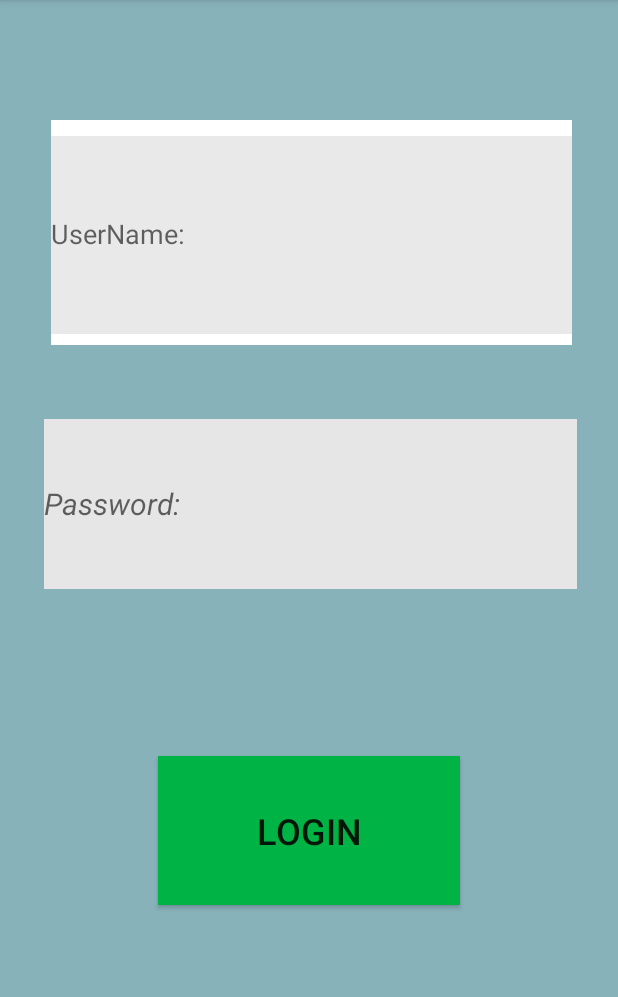
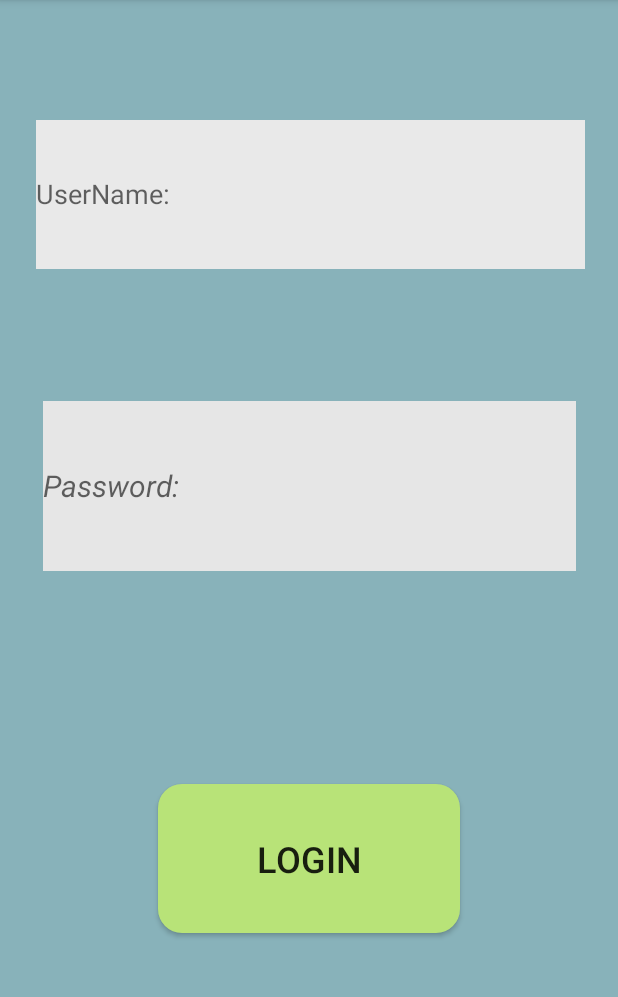
Before and after one commit to Foxroad1/Ranger_team_project, an Android app built with Jetpack Compose: the screen it shows after launch (LoginActivity), on a phone screen of 412 x 824 dp, the part 84-1081 px from its top. Run offline under Robolectric (Android 15) with nearby library versions, the phone set to English and light mode, and no system bars.

Commit message:
Profile adjustments new buttons

```diff
--- a/Companionapp/app/src/main/res/drawable/rounded_buttons.xml
+++ b/Companionapp/app/src/main/res/drawable/rounded_buttons.xml
@@ -1,5 +1,5 @@
 <?xml version="1.0" encoding="utf-8"?>
 <shape xmlns:android="http://schemas.android.com/apk/res/android">
     <corners android:radius="16dp" />
-    <solid android:color="#336dff" />
+    <solid android:color="#b8e378" />
 </shape>
--- a/Companionapp/app/src/main/res/layout/activity_login.xml
+++ b/Companionapp/app/src/main/res/layout/activity_login.xml
@@ -17,7 +17,7 @@
         android:layout_marginEnd="105dp"
         android:layout_marginBottom="124dp"
         android:autoSizeTextType="none"
-        android:background="#00B345"
+        android:background="@drawable/rounded_buttons"
         android:text="@string/login"
         android:textSize="24sp"
         android:visibility="visible"
@@ -26,14 +26,14 @@
         app:layout_constraintHorizontal_bias="0.0"
         app:layout_constraintStart_toStartOf="parent"
         app:layout_constraintTop_toBottomOf="@+id/editTextTextPassword"
-        app:layout_constraintVertical_bias="0.0"
+        app:layout_constraintVertical_bias="0.586"
         tools:visibility="visible" />
 
     <EditText
         android:id="@+id/editTextTextPassword"
         android:layout_width="355dp"
         android:layout_height="113dp"
-        android:layout_marginTop="49dp"
+        android:layout_marginTop="88dp"
         android:autofillHints="password"
         android:background="#E6E6E6"
         android:ems="10"
@@ -43,18 +43,17 @@
         android:textStyle="italic"
         android:visibility="visible"
         app:layout_constraintEnd_toEndOf="parent"
-        app:layout_constraintHorizontal_bias="0.52"
         app:layout_constraintStart_toStartOf="parent"
         app:layout_constraintTop_toBottomOf="@+id/textInputLayout3"
         tools:visibility="visible" />
 
     <com.google.android.material.textfield.TextInputLayout
         android:id="@+id/textInputLayout3"
-        android:layout_width="347dp"
-        android:layout_height="150dp"
+        android:layout_width="366dp"
+        android:layout_height="99dp"
         android:layout_marginTop="80dp"
         android:layout_marginBottom="49dp"
-        android:background="#FFFFFF"
+        android:background="#E9E9E9"
         app:layout_constraintBottom_toTopOf="@+id/editTextTextPassword"
         app:layout_constraintEnd_toEndOf="parent"
         app:layout_constraintHorizontal_bias="0.528"
@@ -65,7 +64,7 @@
         <com.google.android.material.textfield.TextInputEditText
             android:id="@+id/username"
             android:layout_width="match_parent"
-            android:layout_height="132dp"
+            android:layout_height="79dp"
             android:autofillHints="username"
             android:background="#E9E9E9"
             android:hint="@string/username_hint" />
```
Also changed, not shown: Companionapp/app/src/main/res/layout/activity_profile.xml (+8 -9 lines).
